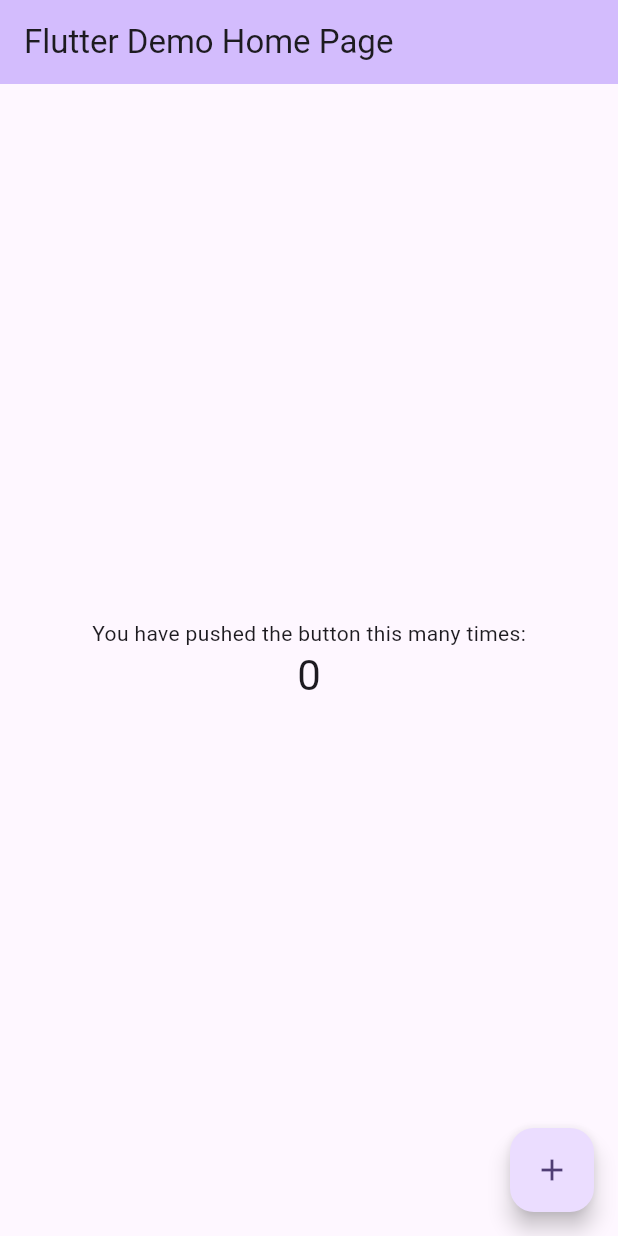
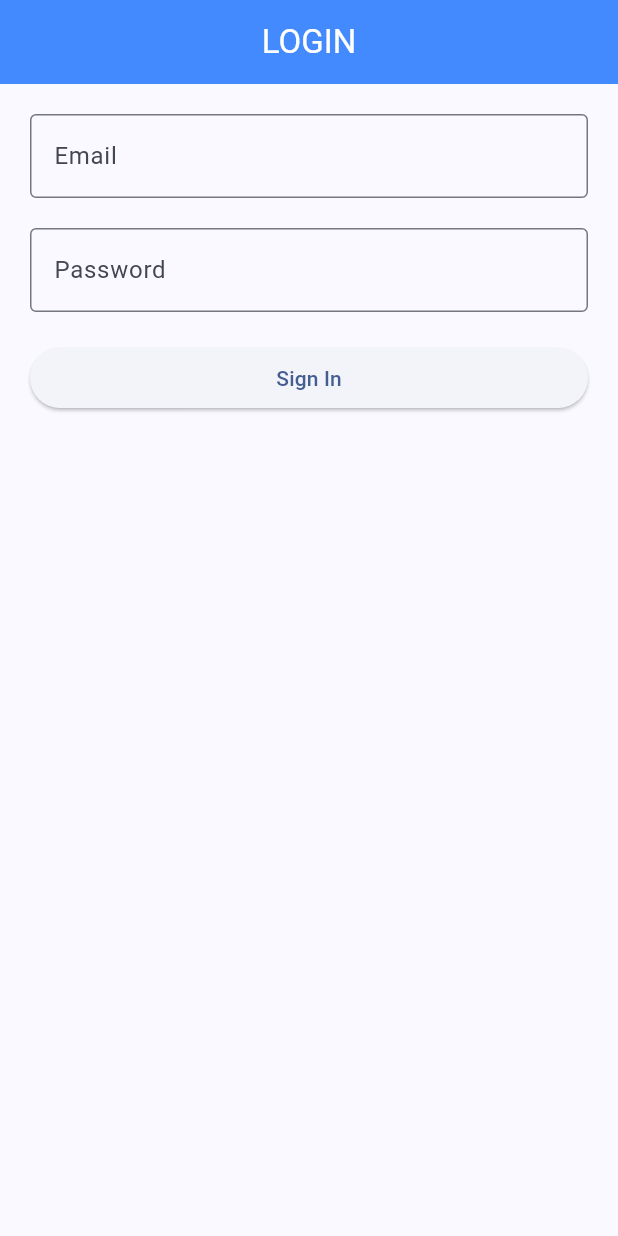
Before and after one commit to Sythaz/Firebase_UdemyIntermediate, a Flutter app: the screen it shows after launch, on a phone screen of 412 x 824 dp. Run offline on Flutter 3.47's test engine with Material 3 defaults, Android fonts, the phone set to English and light mode, and no system bars; our stand-ins replace firebase_auth, firebase_core, get; accounts and stored records are empty.

Commit message:
Authentication LOGIN [Login View  & Controller]

```diff
--- /dev/null
+++ b/lib/home_controller.dart
@@ -0,0 +1,5 @@
+import 'package:get/get.dart';
+
+class HomeController extends GetxController {
+
+}
--- /dev/null
+++ b/lib/login_controller.dart
@@ -0,0 +1,38 @@
+import 'package:firebase_auth/firebase_auth.dart';
+import 'package:flutter/material.dart';
+import 'package:get/get.dart';
+
+class LoginController extends GetxController {
+  RxBool isLoading = false.obs;
+  RxBool isHidden = false.obs;
+  TextEditingController passC = TextEditingController();
+  TextEditingController emailC = TextEditingController();
+
+  void login() async {
+    // Menggunakan kode dari dokumentasi FlutterFire, serta jangan lupa mematikan email enumeration di Setting Authentication
+    try {
+      isLoading.value = true;
+      final userCredential =
+          await FirebaseAuth.instance.signInWithEmailAndPassword(
+        // Fungsi Login dengan email dan password
+        email: emailC.text,
+        password: passC.text,
+      );
+
+      Get.snackbar("Login Success", "Login Success");
+
+      isLoading.value = false;
+    } on FirebaseAuthException catch (e) {
+      isLoading.value = false;
+
+      if (e.code == 'user-not-found') {
+        // Jika email tidak ada
+        Get.snackbar('Something wrong', 'No user found for that email.');
+      } else if (e.code == 'wrong-password') {
+        // Jika password dari email salah
+        Get.snackbar(
+            'Something wrong', 'Wrong password provided for that user.');
+      }
+    }
+  }
+}
--- /dev/null
+++ b/lib/login_view.dart
@@ -0,0 +1,52 @@
+import 'package:firebase_udemyintermediate/login_controller.dart';
+import 'package:flutter/material.dart';
+import 'package:get/get.dart';
+
+class LoginView extends GetView<LoginController> {
+  @override
+  Widget build(BuildContext context) {
+    return Scaffold(
+      appBar: AppBar(
+        backgroundColor: Colors.blueAccent,
+        title: Text(
+          'LOGIN',
+          style: TextStyle(color: Colors.white),
+        ),
+        centerTitle: true,
+      ),
+      body: ListView(
+        padding: EdgeInsets.all(20),
+        children: [
+          TextField(
+            controller: controller.emailC,
+            decoration: InputDecoration(
+              labelText: "Email",
+              border: OutlineInputBorder(),
+            ),
+          ),
+          SizedBox(height: 20),
+          TextField(
+            controller: controller.passC,
+            decoration: InputDecoration(
+              labelText: "Password",
+              border: OutlineInputBorder(),
+            ),
+          ),
+          SizedBox(height: 20),
+          Obx(
+            () {
+              return ElevatedButton(
+                onPressed: () {
+                  controller.login(); // Memanggil fungsi login
+                },
+                child: controller.isLoading.isFalse
+                    ? Text('Sign In')
+                    : Text('Loading...'),
+              );
+            },
+          )
+        ],
+      ),
+    );
+  }
+}
--- a/lib/main.dart
+++ b/lib/main.dart
@@ -1,5 +1,11 @@
+import 'package:firebase_auth/firebase_auth.dart';
+import 'package:firebase_udemyintermediate/home_controller.dart';
+import 'package:firebase_udemyintermediate/login_controller.dart';
+import 'package:firebase_udemyintermediate/route/routes.dart';
+import 'package:firebase_udemyintermediate/splashscreen.dart';
 import 'package:flutter/material.dart';
 import 'package:firebase_core/firebase_core.dart';
+import 'package:get/get.dart';
 import 'firebase_options.dart';
 
 void main() async {
@@ -7,72 +13,30 @@ void main() async {
   await Firebase.initializeApp(
     options: DefaultFirebaseOptions.currentPlatform,
   );
-  runApp(const MyApp());
+
+  FirebaseAuth auth = FirebaseAuth.instance; // Memanggil instance FirebaseAuth
+
+  Get.put(LoginController());
+  Get.put(HomeController());
+  await FirebaseAuth.instance.signOut(); // Percobaan login sehingga auto logout
+  runApp(
+    StreamBuilder<User?>(
+      stream: auth.authStateChanges(), // Perubahan dapat didapatkan dari fungsi authStateChanges()
+      builder: (context, snapshot) {
+        if (snapshot.connectionState == ConnectionState.waiting) {
+          return SplashScreen();
         }
-
-class MyApp extends StatelessWidget {
-  const MyApp({super.key});
-
-  @override
-  Widget build(BuildContext context) {
-    return MaterialApp(
-      title: 'Flutter Demo',
+        return GetMaterialApp(
+          debugShowCheckedModeBanner: false,
+          title: 'Firebase Udemy Intermediate',
           theme: ThemeData(
-        colorScheme: ColorScheme.fromSeed(seedColor: Colors.deepPurple),
+            colorScheme: ColorScheme.fromSeed(seedColor: Colors.blueAccent),
             useMaterial3: true,
           ),
-      home: const MyHomePage(title: 'Flutter Demo Home Page'),
+          initialRoute: snapshot.data != null ? Routes.HOME : Routes.LOGIN,
+          getPages: Routes.route,
         );
-  }
-}
-
-class MyHomePage extends StatefulWidget {
-  const MyHomePage({super.key, required this.title});
-
-  final String title;
-
-  @override
-  State<MyHomePage> createState() => _MyHomePageState();
-}
-
-class _MyHomePageState extends State<MyHomePage> {
-  int _counter = 0;
-
-  void _incrementCounter() {
-    setState(() {
-      _counter++;
-    });
-  }
-
-  @override
-  Widget build(BuildContext context) {
-    //
-    return Scaffold(
-      appBar: AppBar(
-        backgroundColor: Theme.of(context).colorScheme.inversePrimary,
-        title: Text(widget.title),
-      ),
-      body: Center(
-        child: Column(
-          //
-          //
-          mainAxisAlignment: MainAxisAlignment.center,
-          children: <Widget>[
-            const Text(
-              'You have pushed the button this many times:',
-            ),
-            Text(
-              '$_counter',
-              style: Theme.of(context).textTheme.headlineMedium,
-            ),
-          ],
-        ),
-      ),
-      floatingActionButton: FloatingActionButton(
-        onPressed: _incrementCounter,
-        tooltip: 'Increment',
-        child: const Icon(Icons.add),
+      },
     ),
   );
 }
-}
--- a/pubspec.yaml
+++ b/pubspec.yaml
@@ -16,6 +16,7 @@ dependencies:
   firebase_auth: ^5.2.0
   cloud_firestore: ^5.4.0
   firebase_storage: ^12.2.0
+  firebase_app_check: ^0.3.1
 
 dev_dependencies:
   flutter_test:
```
Also changed, not shown: lib/home_view.dart (added, +18 -0 lines), lib/route/routes.dart (added, +30 -0 lines), lib/splashscreen.dart (added, +10 -0 lines), pubspec.lock, 5 other files. Lines whose indentation alone changed are shown as unchanged.
